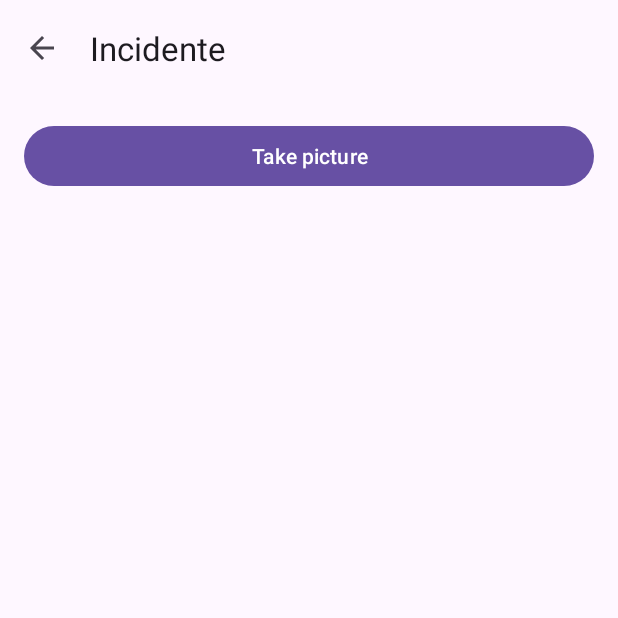
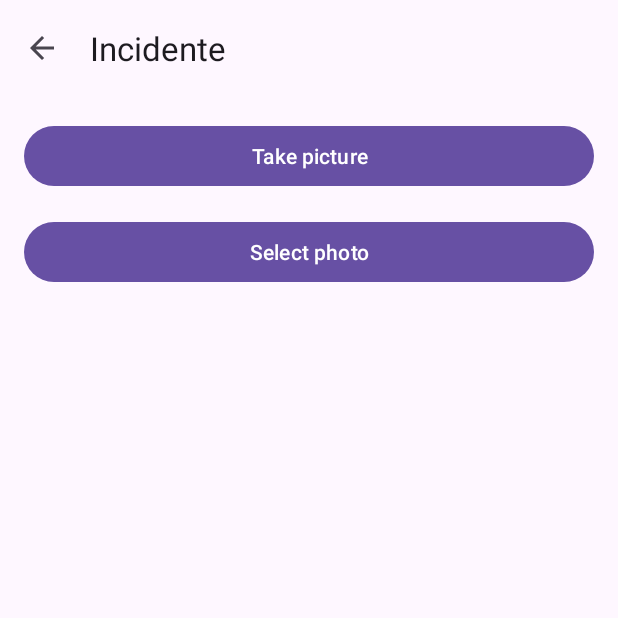
Before and after one commit to DavidHormigoRamirez/Incidentify, an Android app: the IncidentEditFragment screen opened through its navigation route, on a phone screen of 412 x 824 dp, the top half of it. Run offline under Robolectric (Android 15) with nearby library versions, the phone set to English and light mode, and no system bars; our stand-ins replace Dagger/Hilt's generated code, navigation-ui; network calls fail; pictures from the network do not load; 1 statement that could not run was skipped.

Commit message:
Añadir selector de medios para tomar fotos

```diff
--- a/app/src/main/java/com/alaturing/incidentify/main/incident/model/Incident.kt
+++ b/app/src/main/java/com/alaturing/incidentify/main/incident/model/Incident.kt
@@ -1,5 +1,8 @@
 package com.alaturing.incidentify.main.incident.model
 
+/**
+ * Entidad modelo que representa un incidente
+ */
 data class Incident(
     val documentId:String,
     val id:Int,
--- /dev/null
+++ b/app/src/main/res/layout/dialog_media_selector.xml
@@ -0,0 +1,6 @@
+<?xml version="1.0" encoding="utf-8"?>
+<androidx.constraintlayout.widget.ConstraintLayout xmlns:android="http://schemas.android.com/apk/res/android"
+    android:layout_width="match_parent"
+    android:layout_height="match_parent">
+
+</androidx.constraintlayout.widget.ConstraintLayout>
--- a/app/src/main/res/layout/fragment_incident_edit.xml
+++ b/app/src/main/res/layout/fragment_incident_edit.xml
@@ -3,8 +3,7 @@
     xmlns:android="http://schemas.android.com/apk/res/android"
     xmlns:app="http://schemas.android.com/apk/res-auto"
     android:layout_width="match_parent"
-    android:layout_height="match_parent"
->
+    android:layout_height="match_parent">
     <com.google.android.material.appbar.MaterialToolbar
         android:id="@+id/edit_incident_toolbar"
         android:layout_width="match_parent"
@@ -20,19 +19,26 @@
         android:id="@+id/show_camera_btn"
         android:layout_width="match_parent"
         android:layout_height="wrap_content"
-        app:layout_anchorGravity="bottom"
-        app:layout_anchor="@id/edit_incident_toolbar"
         android:layout_margin="16dp"
         app:layout_constraintTop_toBottomOf="@id/edit_incident_toolbar"
         app:layout_constraintStart_toStartOf="@id/edit_incident_toolbar"
         app:layout_constraintEnd_toEndOf="@id/edit_incident_toolbar"
-        android:text="Take picture"/>
+        android:text="@string/take_picture"/>
+    <Button
+        android:id="@+id/select_photo_btn"
+        android:layout_width="match_parent"
+        android:layout_height="wrap_content"
+        android:layout_margin="16dp"
+        app:layout_constraintTop_toBottomOf="@id/show_camera_btn"
+        app:layout_constraintStart_toStartOf="@id/show_camera_btn"
+        app:layout_constraintEnd_toEndOf="@id/show_camera_btn"
+        android:text="@string/select_photo"/>
     <ImageView
         android:id="@+id/incident_image"
         android:layout_width="match_parent"
         android:layout_height="240dp"
-        android:contentDescription="Incident captured image"
-        app:layout_constraintTop_toBottomOf="@id/show_camera_btn"
-        app:layout_constraintStart_toStartOf="@id/show_camera_btn"
+        android:contentDescription="@string/incident_captured_image"
+        app:layout_constraintTop_toBottomOf="@id/select_photo_btn"
+        app:layout_constraintStart_toStartOf="@id/select_photo_btn"
         app:layout_constraintEnd_toEndOf="parent"/>
 </androidx.constraintlayout.widget.ConstraintLayout>
--- a/app/src/main/res/values/strings.xml
+++ b/app/src/main/res/values/strings.xml
@@ -14,6 +14,9 @@
     <string name="incidents">Incidents</string>
     <string name="solved">Solved</string>
     <string name="report_incident">Report</string>
+    <string name="select_photo">Select photo</string>
+    <string name="incident_captured_image">Incident captured image</string>
+    <string name="take_picture">Take picture</string>
     <plurals name="reported">
         <item quantity="zero">No reported incidents</item>
         <item quantity="one">%d reported incident</item>
```
Also changed, not shown: app/src/main/java/com/alaturing/incidentify/main/incident/ui/IncidentEditFragment.kt (+32 -8 lines), 1 other file.
